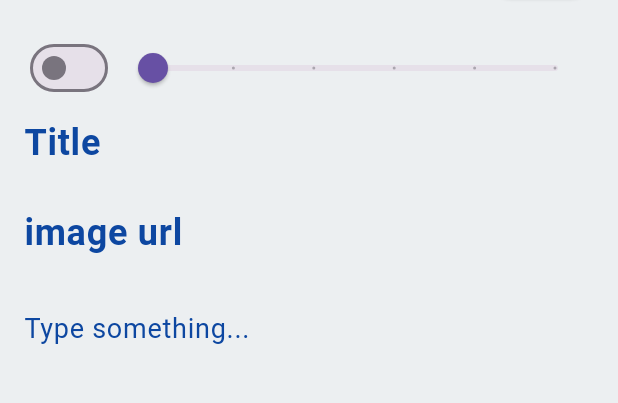
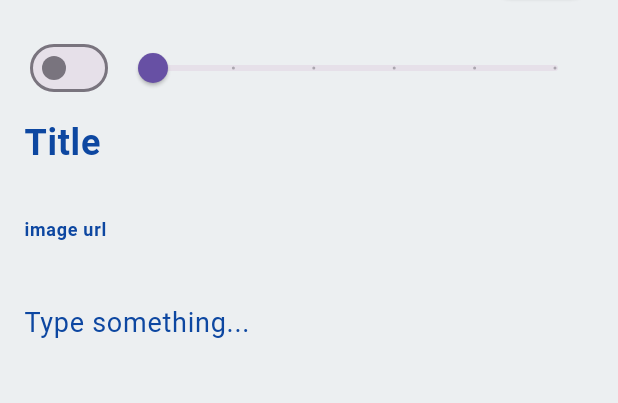
Before and after one commit to Arraidh/mobile-programming-d-23-24, a Flutter app: the AddEditBookPage screen opened directly, on a phone screen of 412 x 824 dp, the part 76-479 px from its top. Run offline on Flutter 3.47's test engine with Material 3 defaults, Android fonts, the light colour scheme and no system bars; our stand-ins replace sqflite; accounts and stored records are empty.

Commit message:
style: minor update

```diff
--- a/lib/page/edit_book.dart
+++ b/lib/page/edit_book.dart
@@ -66,7 +66,7 @@ class _AddEditBookPageState extends State<AddEditBookPage> {
       child: ElevatedButton(
         style: ElevatedButton.styleFrom(
           foregroundColor: Colors.white,
-          backgroundColor: isFormValid ? null : Colors.blue.shade500,
+          backgroundColor:  Colors.blue.shade500,
         ),
         onPressed: addOrUpdateBook,
         child: const Text('Save'),
--- a/lib/widget/book_form.dart
+++ b/lib/widget/book_form.dart
@@ -80,13 +80,14 @@ class BookFormWidget extends StatelessWidget {
     onChanged: onChangedTitle,
   );
 
+
   Widget buildImage() => TextFormField(
     maxLines: 1,
     initialValue: image,
     style: TextStyle(
       color: Colors.blue.shade900,
       fontWeight: FontWeight.bold,
-      fontSize: 24,
+      fontSize: 12,
     ),
     decoration: InputDecoration(
       border: InputBorder.none,
```
